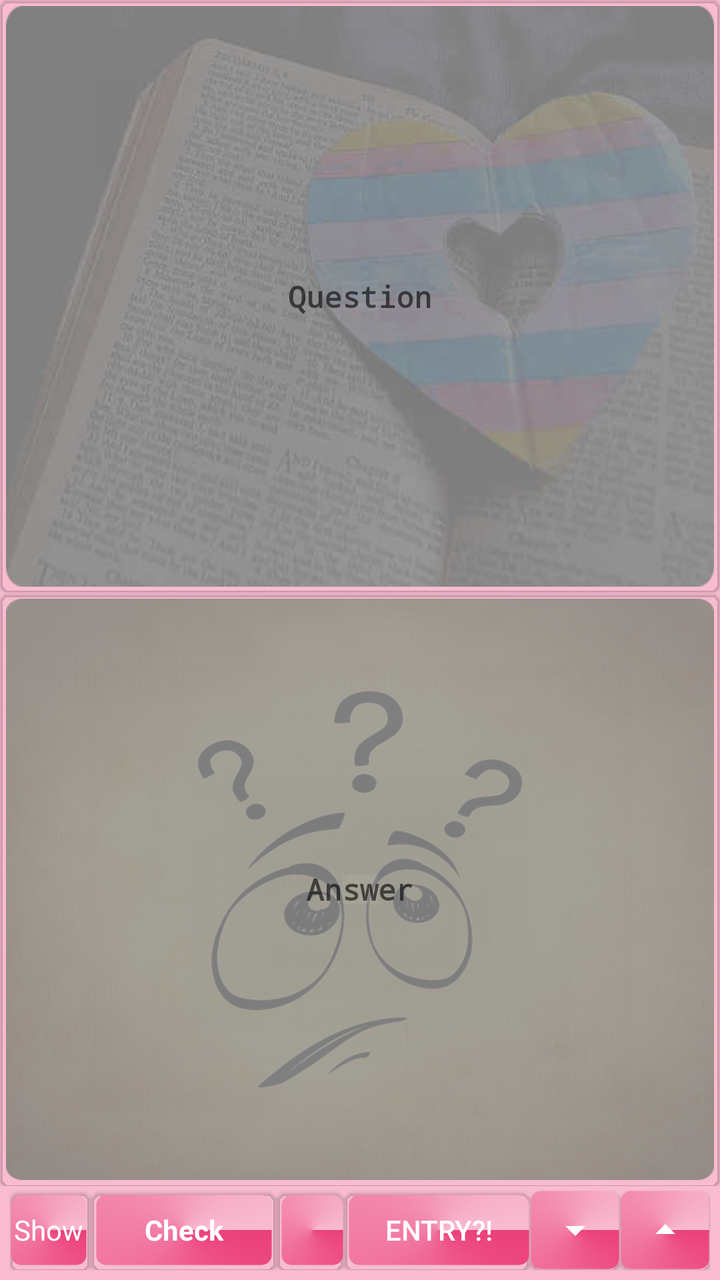
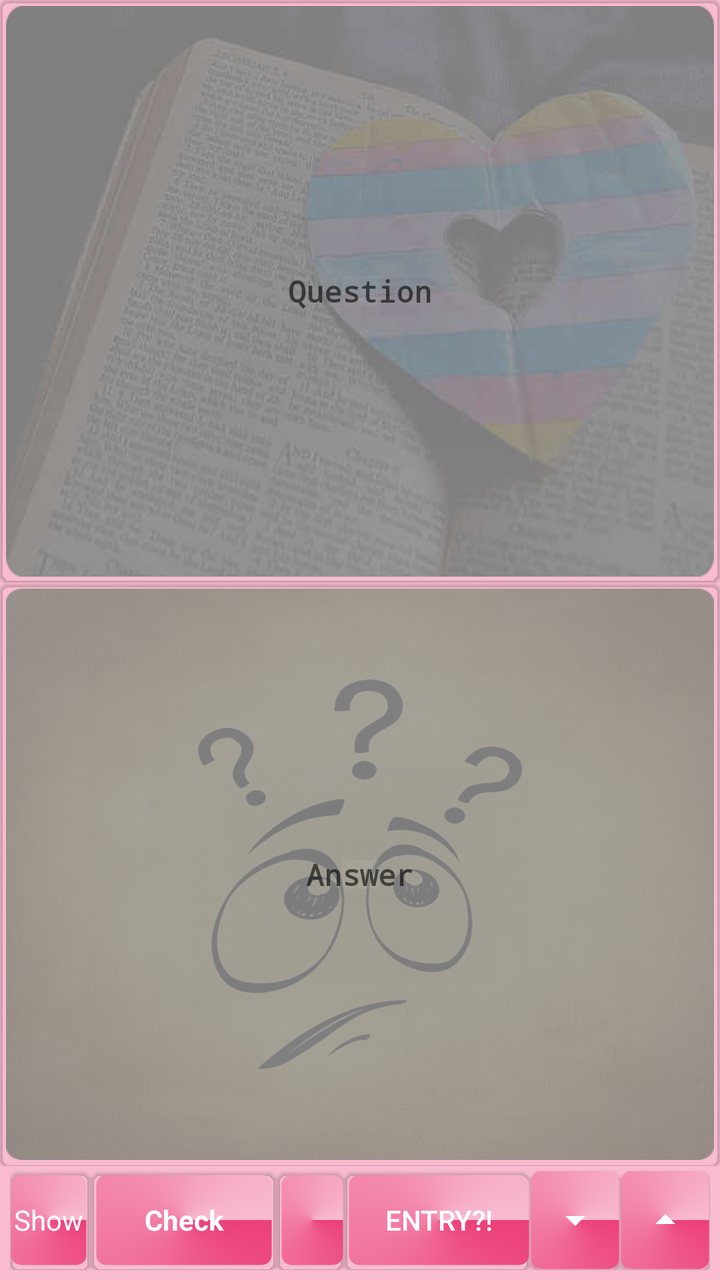

The first picture is an Android layout as it rendered before a commit; the second is the same layout after the commit. The layout source and the unified diff follow.
<!-- AndroidManifest.xml: application theme MyMaterialTheme -->
<!-- res/layout/content_study_wrong_answers.xml -->
<?xml version="1.0" encoding="utf-8"?>
<RelativeLayout xmlns:android="http://schemas.android.com/apk/res/android"
    xmlns:android.support.v7.cardview="http://schemas.android.com/apk/res-auto"
    xmlns:app="http://schemas.android.com/apk/res-auto"
    xmlns:tools="http://schemas.android.com/tools"
    android:layout_width="match_parent"
    android:layout_height="match_parent"
    app:layout_behavior="@string/appbar_scrolling_view_behavior"
    tools:context="com.ahmedsameha1.studyvocabulary.activities.StudyWrongAnswersActivity"
    tools:showIn="@layout/app_bar_study_wrong_answers">

    <LinearLayout
        android:id="@+id/container"
        android:layout_width="match_parent"
        android:layout_height="match_parent"
        android:orientation="vertical"
        android:weightSum="2">

        <LinearLayout
            android:id="@+id/question_linearlayout"
            android:layout_width="match_parent"
            android:layout_height="0dp"
            android:layout_margin="0dp"
            android:layout_weight="1"
            android:background="@drawable/show_question_background"
            android:padding="0dp">

            <android.support.v7.widget.CardView
                android:layout_width="match_parent"
                android:layout_height="match_parent"
                android.support.v7.cardview:cardBackgroundColor="@android:color/transparent"
                android.support.v7.cardview:cardCornerRadius="5dp"
                android.support.v7.cardview:cardElevation="1dp">

                <EditText
                    android:id="@+id/question"
                    android:layout_width="match_parent"
                    android:layout_height="match_parent"
                    android:background="@drawable/text_bordered_transperant"
                    android:focusable="false"
                    android:gravity="center"
                    android:hint="@string/question"
                    android:imeOptions="flagNoExtractUi"
                    android:inputType="textNoSuggestions|textMultiLine"
                    android:minLines="1"
                    android:padding="5dp"
                    android:scrollbarAlwaysDrawVerticalTrack="true"
                    android:scrollbars="vertical"
                    android:textColor="#FFFFFF"

                    android:textSize="15sp"
                    android:textStyle="bold"
                    android:typeface="monospace" />
            </android.support.v7.widget.CardView>
        </LinearLayout>

        <LinearLayout
            android:id="@+id/answer_linearlayout"
            android:layout_width="match_parent"
            android:layout_height="0dp"
            android:layout_margin="0dp"
            android:layout_weight="1"
            android:background="@drawable/enter_answer_background"
            android:padding="0dp">

            <android.support.v7.widget.CardView
                android:layout_width="match_parent"
                android:layout_height="match_parent"
                android.support.v7.cardview:cardBackgroundColor="@android:color/transparent"
                android.support.v7.cardview:cardCornerRadius="5dp"
                android.support.v7.cardview:cardElevation="1dp">

                <EditText
                    android:id="@+id/answer"
                    android:layout_width="match_parent"
                    android:layout_height="match_parent"
                    android:layout_gravity="center"
                    android:background="@drawable/text_bordered_transperant"
                    android:enabled="true"
                    android:gravity="center"
                    android:hint="@string/answer"
                    android:imeOptions="flagNoExtractUi"
                    android:inputType="textNoSuggestions|textMultiLine"
                    android:minLines="1"
                    android:padding="5dp"
                    android:scrollbarAlwaysDrawVerticalTrack="true"
                    android:textColor="#FFFFFF"

                    android:textSize="15sp"
                    android:textStyle="bold"
                    android:typeface="monospace" />
            </android.support.v7.widget.CardView>
        </LinearLayout>

        <LinearLayout
            android:layout_width="match_parent"
            android:layout_height="40dp"
            android:layout_marginBottom="5dp"
            android:layout_marginLeft="5dp"
            android:layout_marginRight="5dp"
            android:layout_marginTop="2dp">

            <android.support.v7.widget.CardView
                android:layout_width="wrap_content"
                android:layout_height="match_parent"
                android:layout_weight="0"
                android.support.v7.cardview:cardBackgroundColor="@android:color/transparent"
                android.support.v7.cardview:cardCornerRadius="5dp"
                android.support.v7.cardview:cardElevation="1dp"
                android.support.v7.cardview:cardPreventCornerOverlap="true">

                <TextView
                    android:id="@+id/show_actionbar"
                    android:layout_width="match_parent"
                    android:layout_height="match_parent"
                    android:layout_marginBottom="2dp"
                    android:layout_marginRight="2dp"
                    android:layout_marginTop="2dp"
                    android:background="@drawable/text_bordered_colored"
                    android:gravity="center"
                    android:padding="2dp"
                    android:text="@string/show"
                    android:textColor="@drawable/textview_enabled_disabled_selector" />
            </android.support.v7.widget.CardView>

            <android.support.v7.widget.CardView
                android:layout_width="0dp"
                android:layout_height="match_parent"
                android:layout_weight="1"
                android.support.v7.cardview:cardBackgroundColor="@android:color/transparent"
                android.support.v7.cardview:cardCornerRadius="5dp"
                android.support.v7.cardview:cardElevation="1dp">

                <TextView
                    android:id="@+id/check"
                    android:layout_width="match_parent"
                    android:layout_height="match_parent"

                    android:layout_margin="2dp"
                    android:background="@drawable/text_bordered_colored"
                    android:enabled="true"
                    android:gravity="center"
                    android:padding="2dp"
                    android:text="@string/check"
                    android:textColor="@drawable/textview_enabled_disabled_selector"
                    android:textStyle="bold" />
            </android.support.v7.widget.CardView>


            <android.support.v7.widget.CardView
                android:layout_width="wrap_content"
                android:layout_height="match_parent"
                android:layout_weight="0.3"
                android.support.v7.cardview:cardBackgroundColor="@android:color/transparent"
                android.support.v7.cardview:cardCornerRadius="5dp"
                android.support.v7.cardview:cardElevation="1dp">

                <TextView
                    android:id="@+id/correct_answers"
                    android:layout_width="match_parent"
                    android:layout_height="match_parent"
                    android:layout_marginBottom="2dp"
                    android:layout_marginLeft="2dp"
                    android:layout_marginTop="2dp"
                    android:background="@drawable/text_bordered_colored"
                    android:enabled="false"
                    android:gravity="center"
                    android:padding="2dp"
                    android:textColor="#FFFFFF"
                    android:textStyle="bold" />
            </android.support.v7.widget.CardView>

            <android.support.v7.widget.CardView
                android:layout_width="0dp"
                android:layout_height="match_parent"
                android:layout_weight="1"
                android.support.v7.cardview:cardBackgroundColor="@android:color/transparent"
                android.support.v7.cardview:cardCornerRadius="5dp"
                android.support.v7.cardview:cardElevation="1dp">

                <ToggleButton
                    android:id="@+id/show_current_study_entry"
                    android:layout_width="match_parent"
                    android:layout_height="match_parent"
                    android:layout_marginBottom="2dp"
                    android:layout_marginLeft="2dp"
                    android:layout_marginTop="2dp"
                    android:background="@drawable/text_bordered_colored"
                    android:checked="false"
                    android:gravity="center"
                    android:padding="2dp"
                    android:textColor="@drawable/textview_enabled_disabled_selector"
                    android:textOff="@string/show_entry"
                    android:textOn="@string/ok" />
            </android.support.v7.widget.CardView>

            <android.support.v7.widget.CardView
                android:layout_width="wrap_content"
                android:layout_height="match_parent"
                android:layout_weight="0"
                android.support.v7.cardview:cardBackgroundColor="@android:color/transparent"
                android.support.v7.cardview:cardCornerRadius="5dp"
                android.support.v7.cardview:cardElevation="1dp">

                <ImageButton
                    android:id="@+id/down"
                    android:layout_width="45dp"
                    android:layout_height="match_parent"
                    android:background="@drawable/text_bordered_colored"
                    android:src="@drawable/ic_arrow_drop_down_white_24dp" />

            </android.support.v7.widget.CardView>

            <android.support.v7.widget.CardView
                android:layout_width="wrap_content"
                android:layout_height="match_parent"
                android:layout_weight="0"
                android.support.v7.cardview:cardBackgroundColor="@android:color/transparent"
                android.support.v7.cardview:cardCornerRadius="5dp"
                android.support.v7.cardview:cardElevation="1dp">

                <ImageButton
                    android:id="@+id/up"
                    android:layout_width="45dp"
                    android:layout_height="match_parent"
                    android:background="@drawable/text_bordered_colored"
                    android:src="@drawable/ic_arrow_drop_up_white_24dp" />
            </android.support.v7.widget.CardView>
        </LinearLayout>

    </LinearLayout>
</RelativeLayout>
<!-- res/layout/app_bar_study_wrong_answers.xml (included above) -->
<?xml version="1.0" encoding="utf-8"?>
<android.support.design.widget.CoordinatorLayout xmlns:android="http://schemas.android.com/apk/res/android"
    xmlns:app="http://schemas.android.com/apk/res-auto"
    xmlns:tools="http://schemas.android.com/tools"
    android:layout_width="match_parent"
    android:layout_height="match_parent"
    android:fitsSystemWindows="true">

    <android.support.design.widget.AppBarLayout
        android:layout_width="match_parent"
        android:layout_height="wrap_content"
        android:theme="@style/AppTheme.AppBarOverlay">
        <android.support.v7.widget.Toolbar xmlns:app="http://schemas.android.com/apk/res-auto"
            android:id="@+id/toolbar"
            android:layout_width="fill_parent"
            android:layout_height="?attr/actionBarSize"
            android:background="?attr/colorPrimary"
            android:minHeight="?attr/actionBarSize">

            <LinearLayout
                android:layout_width="match_parent"
                android:layout_height="wrap_content"
                android:weightSum="4"
                >

                <LinearLayout
                    android:layout_width="0dp"
                    android:layout_height="wrap_content"
                    android:layout_weight="2.5"
                    android:orientation="horizontal"
                    >

                    <CheckBox
                        android:id="@+id/study_question"
                        android:layout_width="0dp"
                        android:layout_height="wrap_content"
                        android:layout_weight="1"
                        android:layout_marginRight="5dp"
                        android:textSize="8dp"
                        android:checked="false"
                        android:text="@string/question" />

                    <CheckBox
                        android:id="@+id/study_answer"
                        android:layout_width="0dp"
                        android:layout_weight="1"
                        android:layout_height="wrap_content"
                        android:layout_marginLeft="5dp"
                        android:textSize="8dp"
                        android:checked="true"
                        android:text="@string/answer" />

                </LinearLayout>

                <LinearLayout
                    android:layout_width="0dp"
                    android:layout_height="wrap_content"
                    android:layout_weight="1"></LinearLayout>
            </LinearLayout>
        </android.support.v7.widget.Toolbar>
        <View android:layout_width="match_parent"
            android:layout_height="4dp"
            android:background="@drawable/toolbar_drop_shadow"/>
    </android.support.design.widget.AppBarLayout>

    <include layout="@layout/content_study_wrong_answers" />

</android.support.design.widget.CoordinatorLayout>
<!-- resources referenced by this layout -->
<resources>
  <!-- drawable enter_answer_background (drawable) -->
  <?xml version="1.0" encoding="utf-8"?>
  <inset xmlns:android="http://schemas.android.com/apk/res/android"
      android:drawable="@drawable/smiley_question_marks_rounded_corners_15_radius"
      android:insetTop="3dp"
      android:insetBottom="3dp"
      android:insetRight="3dp"
      android:insetLeft="3dp"/>
  <!-- drawable ic_arrow_drop_down_white_24dp: png bitmap (drawable-hdpi, 123 bytes) -->
  <!-- drawable ic_arrow_drop_up_white_24dp: png bitmap (drawable-hdpi, 122 bytes) -->
  <!-- drawable show_question_background (drawable) -->
  <?xml version="1.0" encoding="utf-8"?>
  <inset xmlns:android="http://schemas.android.com/apk/res/android"
      android:drawable="@drawable/book_heart_rounded_corners_15_radius"
      android:insetTop="3dp"
      android:insetBottom="3dp"
      android:insetRight="3dp"
      android:insetLeft="3dp"/>
  <!-- drawable text_bordered_colored (drawable) -->
  <shape xmlns:android="http://schemas.android.com/apk/res/android"
  android:thickness="0dp"
  android:shape="rectangle">
  <stroke android:width="1dp"
      android:color="@android:color/transparent"/>
  <corners android:radius="5dp" />
  <gradient
      android:startColor="@color/colorPrimary"
      android:endColor="@color/windowBackground"
      android:type="sweep"
      android:angle="270"/>
  </shape>
  <!-- drawable text_bordered_transperant (drawable) -->
  <shape xmlns:android="http://schemas.android.com/apk/res/android"
      android:thickness="0dp"
      android:shape="rectangle">
      <stroke android:width="1dp"
          android:color="@android:color/transparent"/>
      <corners android:radius="5dp" />
      <gradient
          android:startColor="@android:color/transparent"
          android:endColor="@android:color/transparent"
          android:type="linear"
          android:angle="270"/>
  </shape>
  <!-- drawable textview_enabled_disabled_selector (drawable) -->
  <?xml version="1.0" encoding="utf-8"?>
  <selector xmlns:android="http://schemas.android.com/apk/res/android">
      <item android:state_enabled="false" android:color="@android:color/darker_gray" />
      <item android:state_enabled="true" android:color="@android:color/white"/>
  </selector>
  <!-- drawable toolbar_drop_shadow (drawable) -->
  <?xml version="1.0" encoding="utf-8"?>
  <shape xmlns:android="http://schemas.android.com/apk/res/android"
      android:shape="rectangle" >
  
      <gradient
          android:angle="90"
          android:endColor="#757575"
          android:startColor="#bdbdbd" />
  
  </shape>
  <string name="answer">Answer</string>
  <string name="appbar_scrolling_view_behavior" translatable="false">android.support.design.widget.AppBarLayout$ScrollingViewBehavior</string>
  <string name="check">Check</string>
  <string name="ok">OK</string>
  <string name="question">Question</string>
  <string name="show">Show</string>
  <string name="show_entry">Entry?!</string>
  <style name="AppTheme.AppBarOverlay" parent="ThemeOverlay.AppCompat.Dark.ActionBar" />
  <style name="MyMaterialTheme" parent="MyMaterialTheme.Base">
  
      </style>
  <!-- drawable smiley_question_marks_rounded_corners_15_radius: png bitmap (drawable, 445789 bytes) -->
  <!-- drawable book_heart_rounded_corners_15_radius: png bitmap (drawable, 118245 bytes) -->
  <color name="colorPrimary">#EC407A</color>
  <color name="windowBackground">#F8BBD0</color>
  <style name="MyMaterialTheme.Base" parent="Theme.AppCompat.Light.DarkActionBar">
          <item name="windowNoTitle">true</item>
          <item name="windowActionBar">false</item>
          <item name="colorPrimary">@color/colorPrimary</item>
          <item name="colorPrimaryDark">@color/colorPrimaryDark</item>
          <item name="colorAccent">@color/colorAccent</item>
          <item name="android:windowBackground">@color/windowBackground</item>
      </style>
  <color name="colorPrimaryDark">#AD1457</color>
  <color name="colorAccent">#EA80FC</color>
</resources>

<!-- the commit's change to res/layout/content_study_wrong_answers.xml (unified diff, before → after) -->
@@ -94,7 +94,7 @@
 
         <LinearLayout
             android:layout_width="match_parent"
-            android:layout_height="40dp"
+            android:layout_height="50dp"
             android:layout_marginBottom="5dp"
             android:layout_marginLeft="5dp"
             android:layout_marginRight="5dp"
